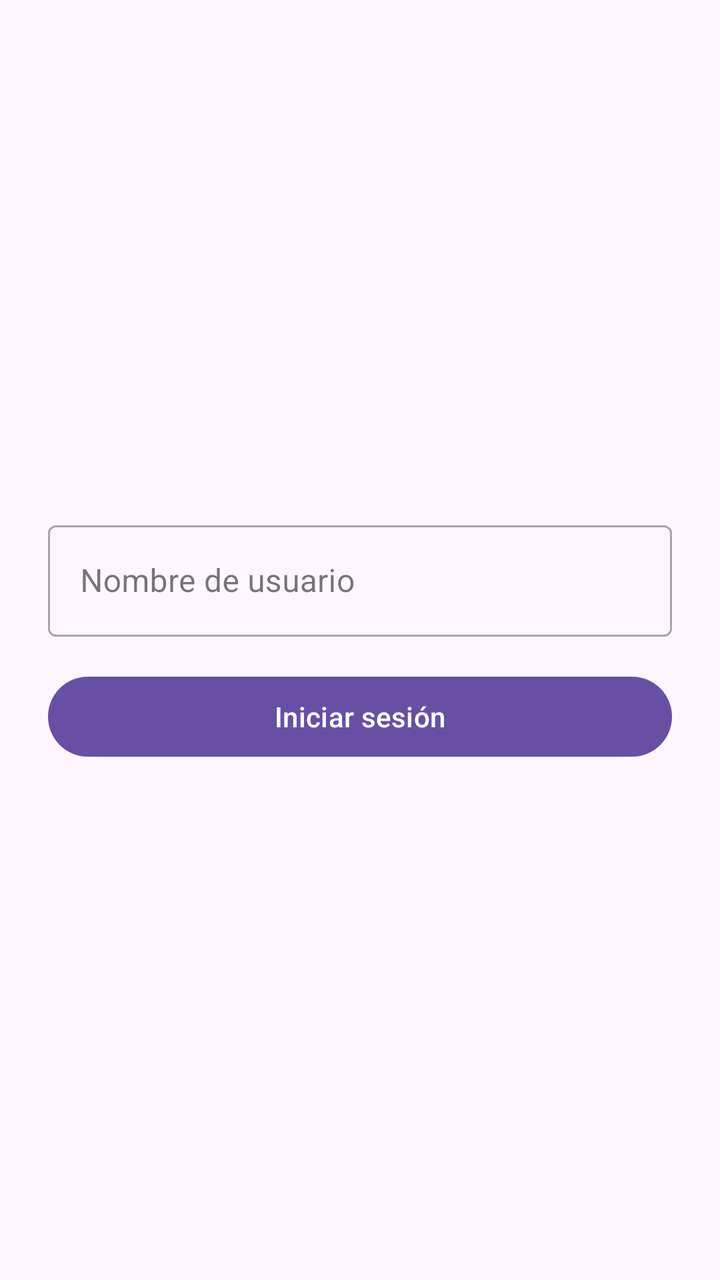
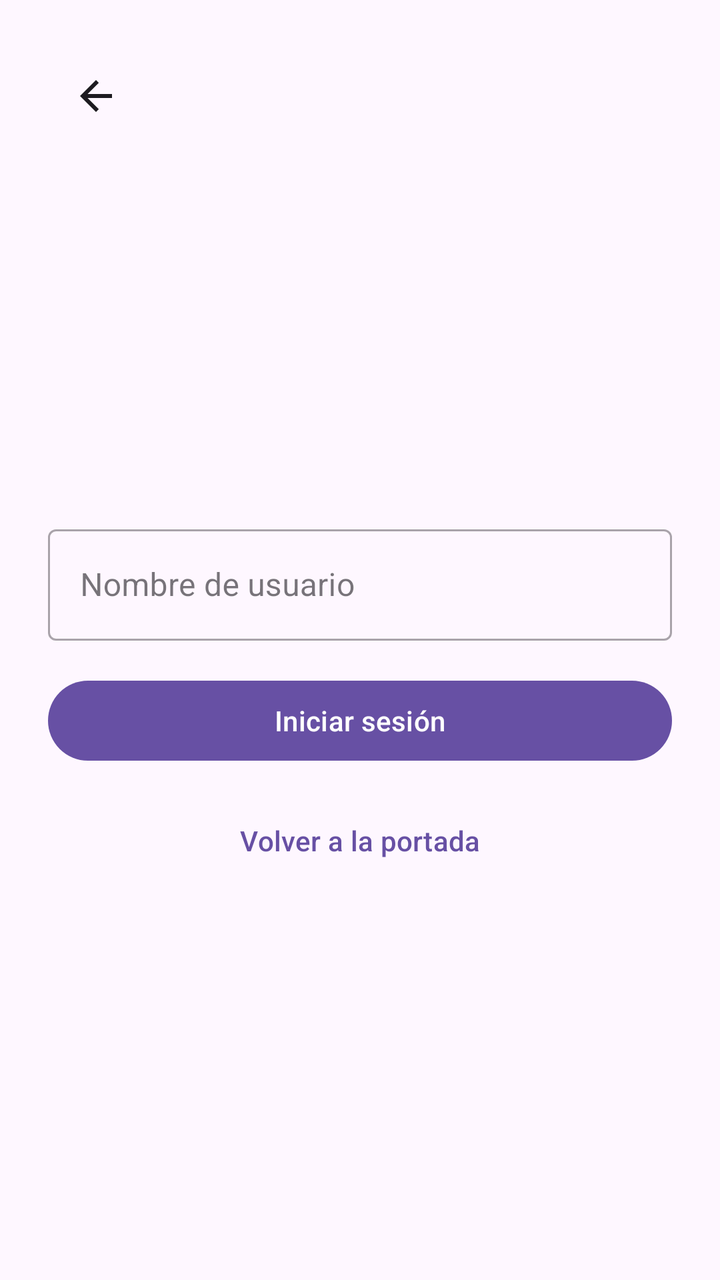

The first picture is an Android layout as it rendered before a commit; the second is the same layout after the commit. The layout source and the unified diff follow.
<!-- AndroidManifest.xml: application theme Theme.Futboleros -->
<!-- res/layout/activity_login.xml -->
<?xml version="1.0" encoding="utf-8"?>
<LinearLayout xmlns:android="http://schemas.android.com/apk/res/android"
    xmlns:app="http://schemas.android.com/apk/res-auto"
    android:layout_width="match_parent"
    android:layout_height="match_parent"
    android:orientation="vertical"
    android:gravity="center"
    android:padding="24dp">

    
    <com.google.android.material.textfield.TextInputLayout
        android:id="@+id/tilUsername"
        android:layout_width="match_parent"
        android:layout_height="wrap_content"
        android:hint="@string/hint_username"
        style="@style/Widget.MaterialComponents.TextInputLayout.OutlinedBox"
        android:layout_marginBottom="16dp">

        <com.google.android.material.textfield.TextInputEditText
            android:id="@+id/etUsername"
            android:layout_width="match_parent"
            android:layout_height="wrap_content"
            android:inputType="textPersonName"/>

    </com.google.android.material.textfield.TextInputLayout>

    <Button
        android:id="@+id/btnLogin"
        android:layout_width="match_parent"
        android:layout_height="wrap_content"
        android:text="@string/btn_login" />

</LinearLayout>
<!-- resources referenced by this layout -->
<resources>
  <string name="btn_login">Iniciar sesión</string>
  <string name="hint_username">Nombre de usuario</string>
  <style name="Theme.Futboleros" parent="Base.Theme.Futboleros" />
  <style name="Base.Theme.Futboleros" parent="Theme.Material3.DayNight.NoActionBar">
          
          
      </style>
</resources>

<!-- the commit's change to res/layout/activity_login.xml (unified diff, before → after) -->
@@ -4,30 +4,57 @@
     android:layout_width="match_parent"
     android:layout_height="match_parent"
     android:orientation="vertical"
-    android:gravity="center"
     android:padding="24dp">
 
     
-    <com.google.android.material.textfield.TextInputLayout
-        android:id="@+id/tilUsername"
+    <ImageButton
+        android:id="@+id/btnBack"
+        android:layout_width="48dp"
+        android:layout_height="48dp"
+        android:background="?attr/selectableItemBackgroundBorderless"
+        android:contentDescription="Volver a la portada"
+        android:src="?attr/homeAsUpIndicator"
+        app:tint="?attr/colorOnSurface"
+        android:layout_marginBottom="16dp" />
+
+    <LinearLayout
         android:layout_width="match_parent"
-        android:layout_height="wrap_content"
-        android:hint="@string/hint_username"
-        style="@style/Widget.MaterialComponents.TextInputLayout.OutlinedBox"
-        android:layout_marginBottom="16dp">
+        android:layout_height="0dp"
+        android:layout_weight="1"
+        android:orientation="vertical"
+        android:gravity="center">
 
-        <com.google.android.material.textfield.TextInputEditText
-            android:id="@+id/etUsername"
+        
+        <com.google.android.material.textfield.TextInputLayout
+            android:id="@+id/tilUsername"
             android:layout_width="match_parent"
             android:layout_height="wrap_content"
-            android:inputType="textPersonName"/>
+            android:hint="@string/hint_username"
+            style="@style/Widget.MaterialComponents.TextInputLayout.OutlinedBox"
+            android:layout_marginBottom="16dp">
 
-    </com.google.android.material.textfield.TextInputLayout>
+            <com.google.android.material.textfield.TextInputEditText
+                android:id="@+id/etUsername"
+                android:layout_width="match_parent"
+                android:layout_height="wrap_content"
+                android:inputType="textPersonName"/>
 
-    <Button
-        android:id="@+id/btnLogin"
-        android:layout_width="match_parent"
-        android:layout_height="wrap_content"
-        android:text="@string/btn_login" />
+        </com.google.android.material.textfield.TextInputLayout>
+
+        <Button
+            android:id="@+id/btnLogin"
+            android:layout_width="match_parent"
+            android:layout_height="wrap_content"
+            android:text="@string/btn_login" />
+
+        <Button
+            android:id="@+id/btnBackToSplash"
+            style="@style/Widget.Material3.Button.TextButton"
+            android:layout_width="match_parent"
+            android:layout_height="wrap_content"
+            android:layout_marginTop="12dp"
+            android:text="Volver a la portada" />
+
+    </LinearLayout>
 
 </LinearLayout>
